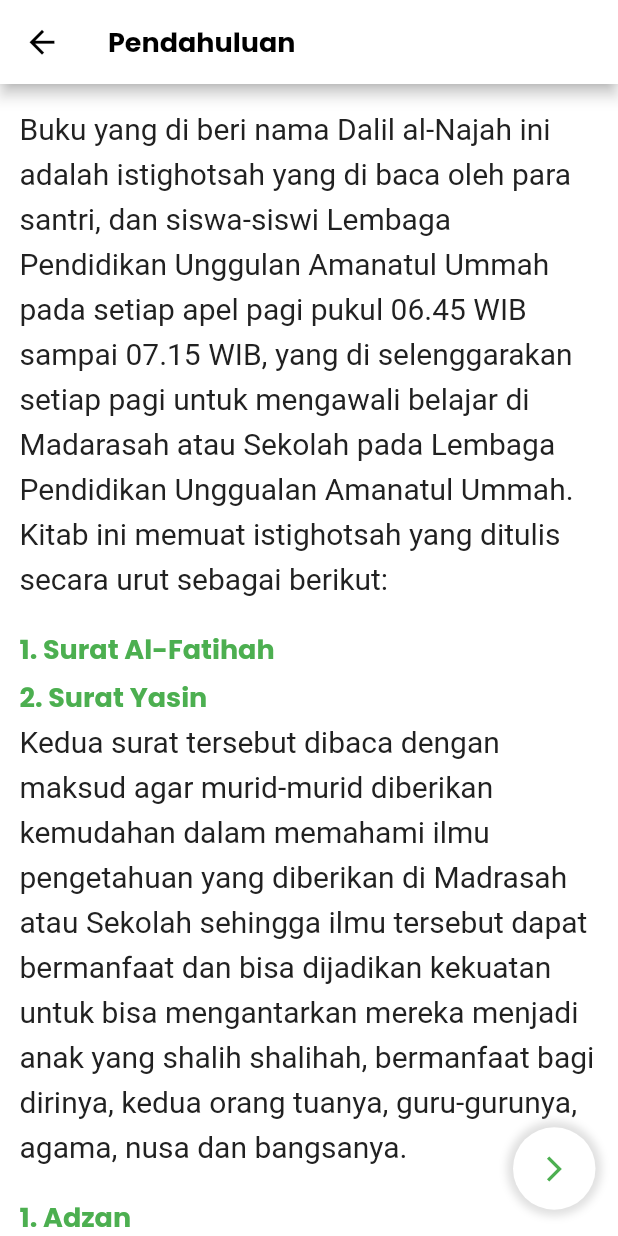
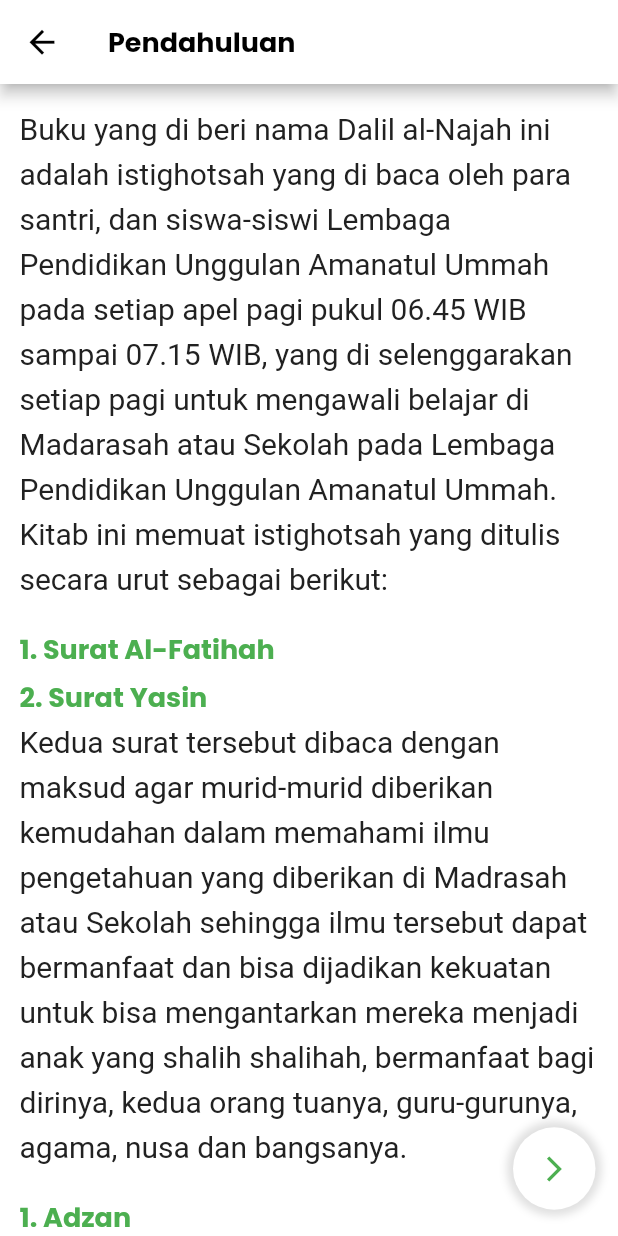
Before and after one commit to alizaenazet/dalil-alnajah, a Flutter app: the Section1 screen opened directly, on a phone screen of 412 x 824 dp. Run offline on Flutter 3.47's test engine with Material 2 defaults, Android fonts, the phone set to English and light mode, and no system bars; our stand-ins replace animated_splash_screen, google_fonts.

Commit message:
Update section1.dart
Fix Typo

```diff
--- a/lib/section1.dart
+++ b/lib/section1.dart
@@ -45,7 +45,7 @@
           padding: const EdgeInsets.all(13.0),
           children: [
             Text(
-              'Buku yang di beri nama Dalil al-Najah ini adalah istighotsah yang di baca oleh para santri, dan siswa-siswi Lembaga Pendidikan Unggulan Amanatul Ummah pada setiap apel pagi pukul 06.45 WIB sampai 07.15 WIB, yang di selenggarakan setiap pagi untuk mengawali belajar di Madarasah atau Sekolah pada Lembaga Pendidikan Unggualan Amanatul Ummah. Kitab ini memuat istighotsah yang ditulis secara urut sebagai berikut:',
+              'Buku yang di beri nama Dalil al-Najah ini adalah istighotsah yang di baca oleh para santri, dan siswa-siswi Lembaga Pendidikan Unggulan Amanatul Ummah pada setiap apel pagi pukul 06.45 WIB sampai 07.15 WIB, yang di selenggarakan setiap pagi untuk mengawali belajar di Madarasah atau Sekolah pada Lembaga Pendidikan Unggulan Amanatul Ummah. Kitab ini memuat istighotsah yang ditulis secara urut sebagai berikut:',
               style: GoogleFonts.roboto(
                   textStyle: TextStyle(
                       height: 1.5,
@@ -280,7 +280,7 @@
               height: 5,
             ),
             Text(
-              'Ayat-ayat ini dibaca agar Lembagga Pendidikan Unggulan Amanatul Ummah dan Seluruh santri, siswa-siswi yang membawakan cita-cita luhur dan cita-cita besar senantiasa terlindungi oleh Allah dari setiap upaya yang berusaha untuk mematahkannya.',
+              'Ayat-ayat ini dibaca agar Lembaga Pendidikan Unggulan Amanatul Ummah dan Seluruh santri, siswa-siswi yang membawakan cita-cita luhur dan cita-cita besar senantiasa terlindungi oleh Allah dari setiap upaya yang berusaha untuk mematahkannya.',
               style: GoogleFonts.roboto(
                   textStyle: TextStyle(
                       height: 1.5,
```
